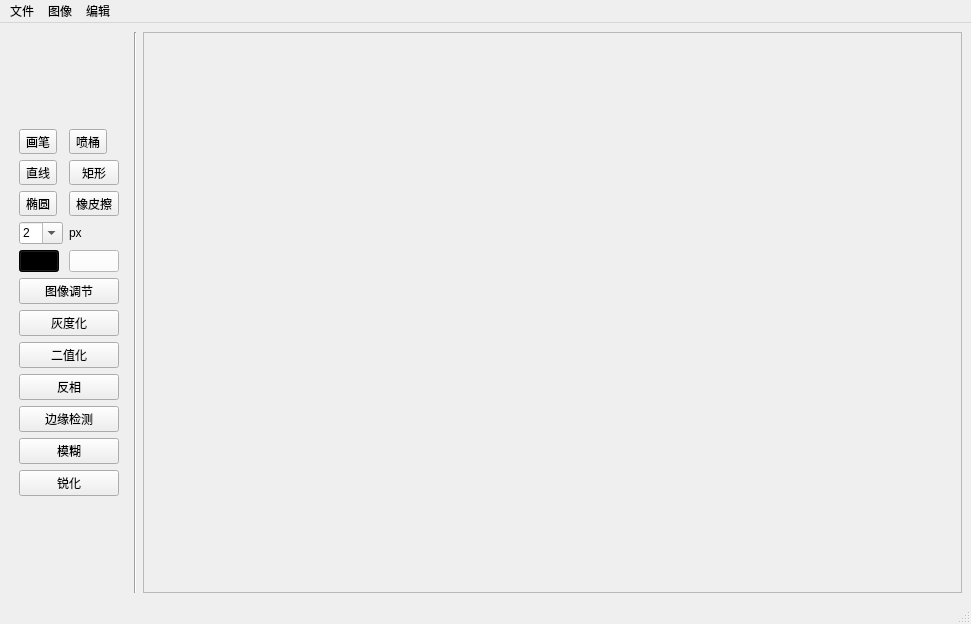
BENULL/Paint, file src/view/MainWindow.ui: the form before one commit.
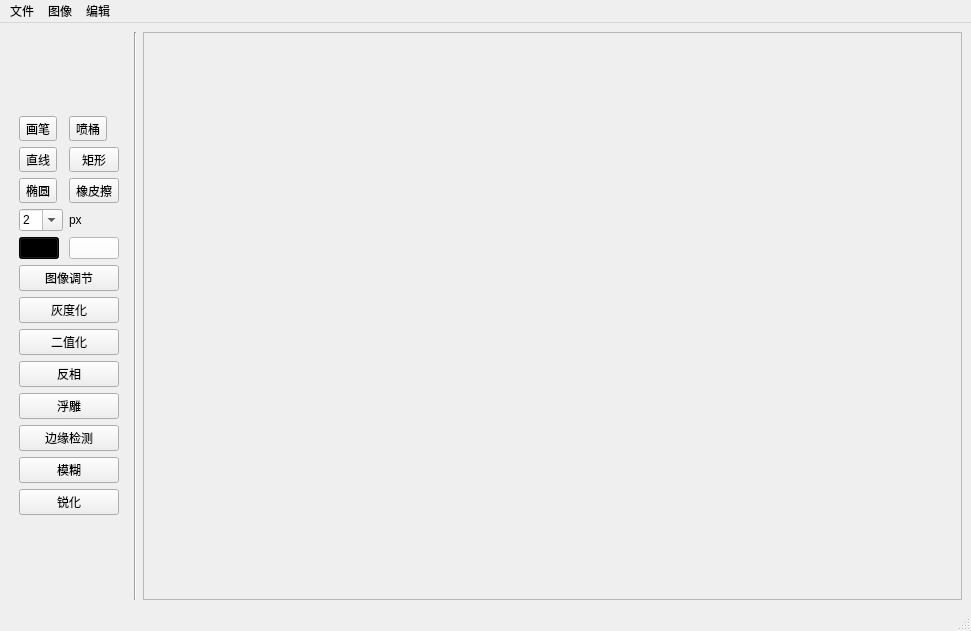
The form after the commit. Icons and pictures are not drawn.

```diff
--- a/src/view/MainWindow.ui
+++ b/src/view/MainWindow.ui
@@ -7,7 +7,7 @@
     <x>0</x>
     <y>0</y>
     <width>971</width>
-    <height>624</height>
+    <height>631</height>
    </rect>
   </property>
   <property name="windowTitle">
@@ -305,6 +305,13 @@
          </property>
         </widget>
        </item>
+       <item row="15" column="0" colspan="2">
+        <widget class="QPushButton" name="embossBtn">
+         <property name="text">
+          <string>浮雕</string>
+         </property>
+        </widget>
+       </item>
       </layout>
      </widget>
     </item>
```
